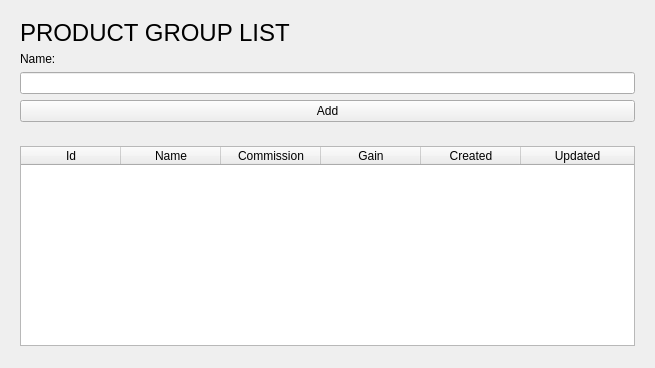
This is views/productGroup.ui in Nodees/sale as Qt 5 draws it before an edit. The edited form follows.
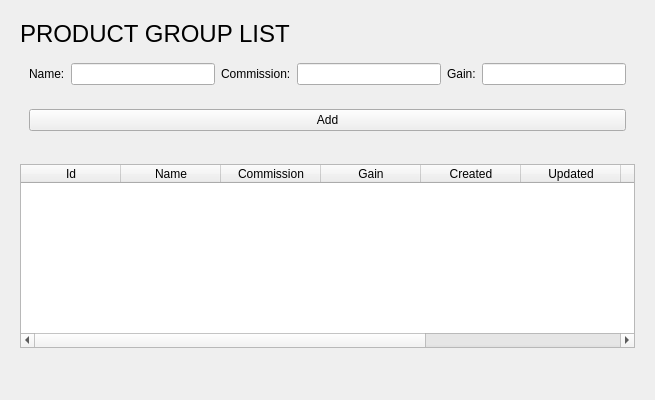
This is the edited form.

```diff
--- a/views/productGroup.ui
+++ b/views/productGroup.ui
@@ -7,27 +7,21 @@
     <x>0</x>
     <y>0</y>
     <width>655</width>
-    <height>368</height>
+    <height>400</height>
    </rect>
   </property>
+  <property name="minimumSize">
+   <size>
+    <width>0</width>
+    <height>400</height>
+   </size>
+  </property>
   <property name="windowTitle">
    <string>Form</string>
   </property>
   <layout class="QVBoxLayout" name="verticalLayout">
    <item>
     <widget class="QWidget" name="panel_add" native="true">
-     <property name="minimumSize">
-      <size>
-       <width>0</width>
-       <height>120</height>
-      </size>
-     </property>
-     <property name="maximumSize">
-      <size>
-       <width>16777215</width>
-       <height>120</height>
-      </size>
-     </property>
      <layout class="QVBoxLayout" name="verticalLayout_6">
       <item>
        <widget class="QLabel" name="title_productGroup">
@@ -42,6 +36,9 @@
        </widget>
       </item>
       <item>
+       <widget class="QWidget" name="inputs" native="true">
+        <layout class="QHBoxLayout" name="horizontalLayout">
+         <item>
        <widget class="QLabel" name="label_name_productGroup">
         <property name="text">
          <string>Name:</string>
@@ -52,6 +49,32 @@
        <widget class="QLineEdit" name="name_productGroup"/>
       </item>
       <item>
+          <widget class="QLabel" name="label_comission">
+           <property name="text">
+            <string>Commission:</string>
+           </property>
+          </widget>
+         </item>
+         <item>
+          <widget class="QLineEdit" name="commission"/>
+         </item>
+         <item>
+          <widget class="QLabel" name="label_gain">
+           <property name="text">
+            <string>Gain:</string>
+           </property>
+          </widget>
+         </item>
+         <item>
+          <widget class="QLineEdit" name="gain"/>
+         </item>
+        </layout>
+       </widget>
+      </item>
+      <item>
+       <widget class="QWidget" name="buttons" native="true">
+        <layout class="QHBoxLayout" name="horizontalLayout_2">
+         <item>
        <widget class="QPushButton" name="on_add_productGroup">
         <property name="text">
          <string>Add</string>
@@ -61,26 +84,20 @@
      </layout>
     </widget>
    </item>
+     </layout>
+    </widget>
+   </item>
    <item>
     <widget class="QWidget" name="panel_list" native="true">
+     <property name="minimumSize">
+      <size>
+       <width>0</width>
+       <height>200</height>
+      </size>
+     </property>
      <layout class="QVBoxLayout" name="verticalLayout_4">
       <item>
        <widget class="QTableWidget" name="list_productGroups">
-        <property name="minimumSize">
-         <size>
-          <width>0</width>
-          <height>200</height>
-         </size>
-        </property>
-        <property name="maximumSize">
-         <size>
-          <width>16777215</width>
-          <height>200</height>
-         </size>
-        </property>
-        <attribute name="horizontalHeaderStretchLastSection">
-         <bool>true</bool>
-        </attribute>
         <column>
          <property name="text">
           <string>Id</string>
@@ -129,9 +146,24 @@
           <set>AlignCenter</set>
          </property>
         </column>
-       </widget>
-      </item>
-     </layout>
+        <column>
+         <property name="text">
+          <string>Active</string>
+         </property>
+         <property name="textAlignment">
+          <set>AlignCenter</set>
+         </property>
+        </column>
+        <column>
+         <property name="text">
+          <string/>
+         </property>
+        </column>
+        <column>
+         <property name="text">
+          <string/>
+         </property>
+        </column>
     </widget>
    </item>
    <item>
@@ -146,6 +178,9 @@
       </size>
      </property>
     </spacer>
+      </item>
+     </layout>
+    </widget>
    </item>
   </layout>
  </widget>
```
Lines whose indentation alone changed are shown as unchanged.
